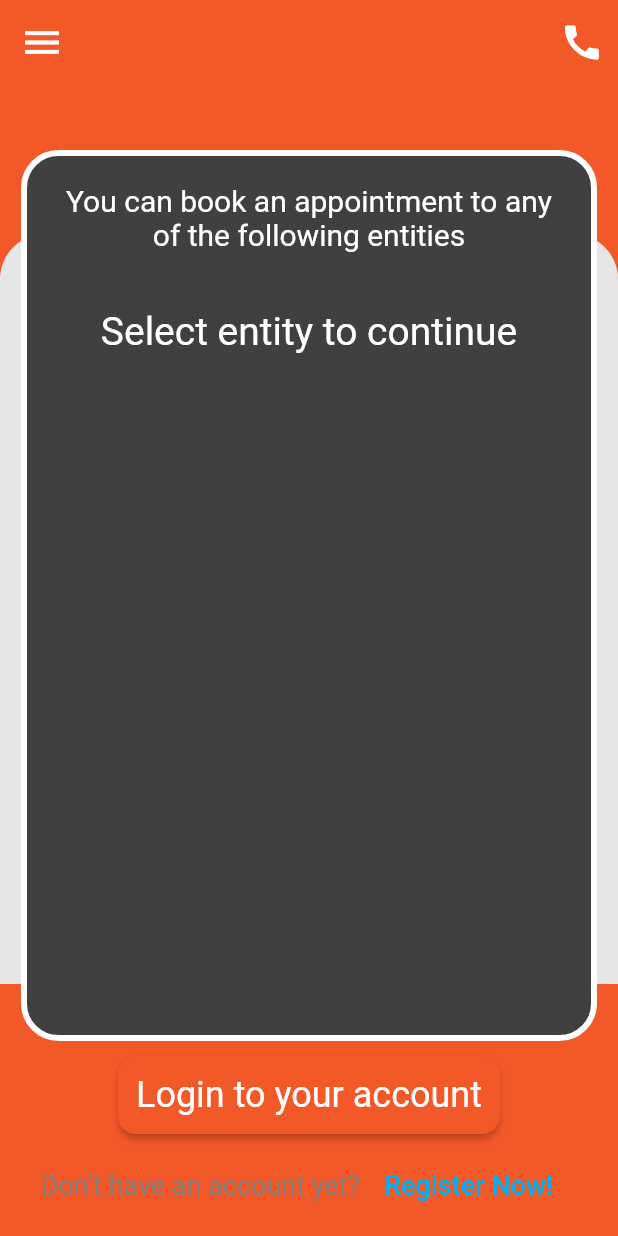
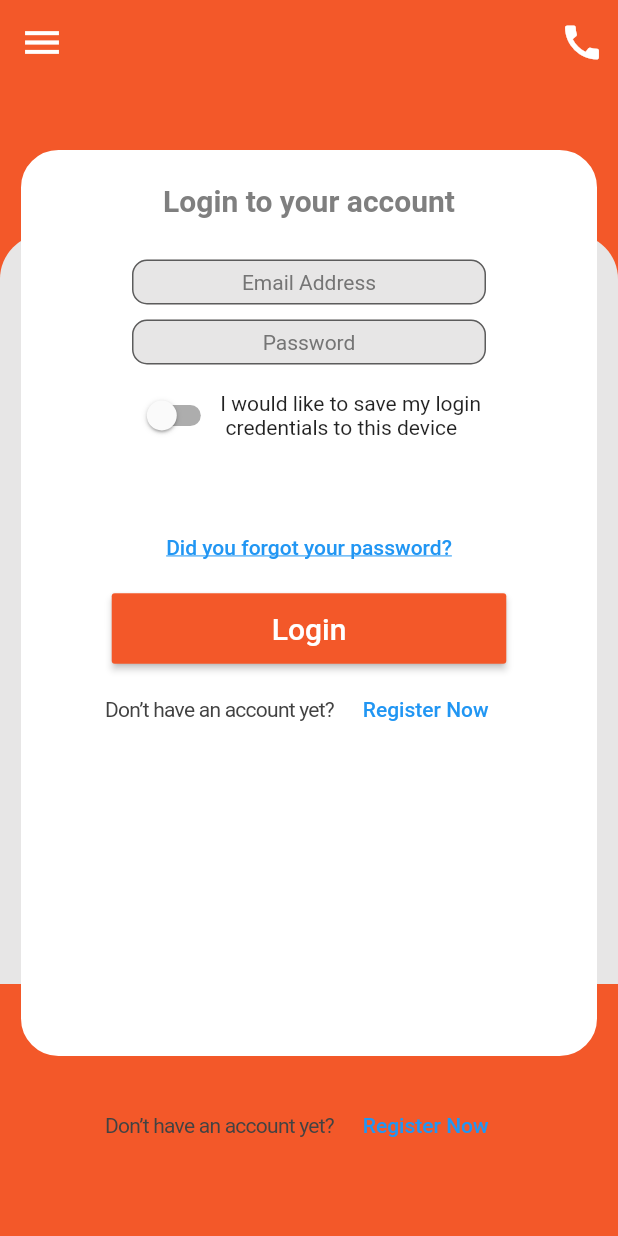
Before and after one commit to Abdelaty/initium_task, a Flutter app: the screen it shows after launch, after a tap on "Login to your account", on a phone screen of 412 x 824 dp. Run offline on Flutter 3.47's test engine with Material 2 defaults, Android fonts, the phone set to English and light mode, and no system bars.

Commit message:
Create login.dart

```diff
--- a/lib/login.dart
+++ b/lib/login.dart
@@ -0,0 +1,273 @@
+import 'package:flutter/cupertino.dart';
+import 'package:flutter/material.dart';
+
+class LoginScreen extends StatefulWidget {
+  @override
+  _LoginScreenState createState() => _LoginScreenState();
+}
+
+class _LoginScreenState extends State<LoginScreen> {
+  bool isSwitched = false;
+
+  @override
+  Widget build(BuildContext context) {
+    return Material(
+      child: Stack(
+        children: <Widget>[
+          Container(
+            color: Color(0xFFf35829),
+            child: Column(
+              children: <Widget>[
+                AppBar(
+                  elevation: 20.0,
+                  leading: IconButton(
+                    icon: Icon(
+                      Icons.menu,
+                      size: 30,
+                      color: Colors.white,
+                    ),
+                    onPressed: () {
+                      // do something
+                    },
+                  ),
+                  actions: <Widget>[
+                    IconButton(
+                      icon: Icon(
+                        Icons.call,
+                        size: 30,
+                        color: Colors.white,
+                      ),
+                      onPressed: () {
+                        // do something
+                      },
+                    )
+                  ],
+                ),
+                SizedBox(
+                  child: const DecoratedBox(
+                      decoration: const BoxDecoration(
+                    color: Color(0xFFf35829),
+                  )),
+                  width: double.infinity,
+                  height: 100.0,
+                ),
+                SizedBox(
+                  child: const DecoratedBox(
+                      decoration: const BoxDecoration(
+                          color: Color(0xFFe7e6e6),
+                          borderRadius: BorderRadius.only(
+                              topLeft: Radius.circular(30.0),
+                              topRight: Radius.circular(30.0)))),
+                  width: double.infinity,
+                  height: 500.0,
+                )
+              ],
+            ),
+          ),
+          Center(
+            child: Container(
+              margin: EdgeInsets.only(
+                  left: 14.0, right: 14.0, top: 100.0, bottom: 120.0),
+              width: double.infinity,
+              height: double.infinity,
+              decoration: BoxDecoration(
+                  borderRadius: BorderRadius.all(Radius.circular(25.0)),
+                  color: Colors.white,
+                  shape: BoxShape.rectangle,
+                  border: Border.all(color: Colors.white, width: 4.0)),
+              child: Column(
+                children: <Widget>[
+                  Center(
+                    child: Padding(
+                      padding: const EdgeInsets.all(18.0),
+                      child: Text(
+                        'Login to your account',
+                        style: TextStyle(
+                          fontWeight: FontWeight.bold,
+                          color: Color(0xFF7f7f7f),
+                          fontSize: 20.0,
+                        ),
+                        textAlign: TextAlign.center,
+                      ),
+                    ),
+                  ),
+                  NewTextField(hint: 'Email Address'),
+                  NewTextField(hint: 'Password'),
+                  SizedBox(
+                    height: 10.0,
+                  ),
+                  Row(
+                    mainAxisAlignment: MainAxisAlignment.center,
+                    children: <Widget>[
+                      Switch(
+                        value: isSwitched,
+                        onChanged: (value) {
+                          setState(() {
+                            isSwitched = true;
+                            saveLoginCredentials();
+                          });
+                        },
+                        activeColor: Color(0xFFf35829),
+                      ),
+                      Text(
+                          'I would like to save my login \n credentials to this device')
+                    ],
+                  ),
+                  SizedBox(
+                    height: 40.0,
+                  ),
+                  FlatButton(
+                    onPressed: () {},
+                    child: Text(
+                      'Did you forgot your password?',
+                      style: TextStyle(
+                          decoration: TextDecoration.underline,
+                          color: Colors.blue[500]),
+                    ),
+                  ),
+                  Container(
+                    margin: EdgeInsets.all(6.0),
+                    child: RaisedButton(
+                      onPressed: () {},
+                      child: Text(
+                        '                   Login                   ',
+                        style: TextStyle(fontSize: 20.0),
+                      ),
+                      textColor: Colors.white,
+                      padding: EdgeInsets.all(12.0),
+                      splashColor: Color(0xFFf35829),
+                      color: Color(0xFFf35829),
+                    ),
+                  ),
+                  Row(
+                    mainAxisAlignment: MainAxisAlignment.center,
+                    children: <Widget>[
+                      Text(
+                        'Don’t have an account yet? ',
+                        style: TextStyle(
+                            letterSpacing: -0.5, color: Colors.grey[800]),
+                      ),
+                      FlatButton(
+                        onPressed: () {},
+                        child: Text(
+                          'Register Now',
+                          style: TextStyle(color: Colors.blue[500]),
+                        ),
+                      )
+                    ],
+                  ),
+                ],
+              ),
+            ),
+          ),
+          Align(
+            alignment: Alignment.bottomCenter,
+            child: Container(
+              margin: EdgeInsets.only(bottom: 50.0),
+              child: Row(
+                mainAxisAlignment: MainAxisAlignment.center,
+                children: <Widget>[
+                  Text(
+                    'Don’t have an account yet? ',
+                    style:
+                        TextStyle(letterSpacing: -0.5, color: Colors.grey[800]),
+                  ),
+                  FlatButton(
+                    onPressed: () {},
+                    child: Text(
+                      'Register Now',
+                      style: TextStyle(color: Colors.blue[500]),
+                    ),
+                  )
+                ],
+              ),
+            ),
+          ),
+        ],
+      ),
+    );
+  }
+
+  saveLoginCredentials() {}
+}
+
+class NewTextField extends StatelessWidget {
+  final String hint;
+
+  NewTextField({
+    Key key,
+    this.hint,
+  }) : super(key: key);
+
+  @override
+  Widget build(BuildContext context) {
+    return Container(
+      height: 30.0,
+      margin: EdgeInsets.only(left: 70.0, right: 70.0, top: 10),
+      child: TextField(
+        textAlignVertical: TextAlignVertical(y: 1.0),
+        textAlign: TextAlign.center,
+        style: TextStyle(fontSize: 14.0),
+        maxLines: 1,
+        decoration: new InputDecoration(
+            border: new OutlineInputBorder(
+              borderRadius: const BorderRadius.all(
+                const Radius.circular(10.0),
+              ),
+            ),
+            filled: true,
+            hintStyle: new TextStyle(color: Colors.grey[600]),
+            hintText: hint,
+            fillColor: Color(0xFFe7e6e6)),
+      ),
+    );
+  }
+}
+
+class LineRowWidget extends StatelessWidget {
+  final String text;
+
+  LineRowWidget({
+    Key key,
+    this.text,
+  }) : super(key: key);
+
+  @override
+  Widget build(BuildContext context) {
+    return Row(
+      mainAxisAlignment: MainAxisAlignment.spaceBetween,
+      children: <Widget>[
+        new Flexible(
+          flex: 1,
+          child: SizedBox(
+            child: DecoratedBox(
+                decoration: BoxDecoration(color: Color(0xFFf35829))),
+            height: 2.0,
+            width: double.infinity,
+          ),
+        ),
+        new Flexible(
+          flex: 2,
+          child: Text(
+            text,
+            style: TextStyle(
+              color: Color(0xFFf35829),
+              fontWeight: FontWeight.bold,
+              fontSize: 18.0,
+            ),
+            textAlign: TextAlign.center,
+          ),
+        ),
+        new Flexible(
+          flex: 1,
+          child: SizedBox(
+            child: DecoratedBox(
+                decoration: BoxDecoration(color: Color(0xFFf35829))),
+            height: 2.0,
+            width: double.infinity,
+          ),
+        ),
+      ],
+    );
+  }
+}
--- a/lib/main.dart
+++ b/lib/main.dart
@@ -1,5 +1,6 @@
 import 'package:flutter/cupertino.dart';
 import 'package:flutter/material.dart';
+import 'package:initium_task/login.dart';
 import 'package:initium_task/signup.dart';
 
 void main() {
@@ -135,7 +136,12 @@ class _MyHomePageState extends State<MyHomePage> {
               mainAxisAlignment: MainAxisAlignment.end,
               children: <Widget>[
                 RaisedButton(
-                  onPressed: () {},
+                  onPressed: () {
+                    Navigator.push(
+                      context,
+                      MaterialPageRoute(builder: (context) => LoginScreen()),
+                    );
+                  },
                   child: Text(
                     'Login to your account',
                     style:
```
